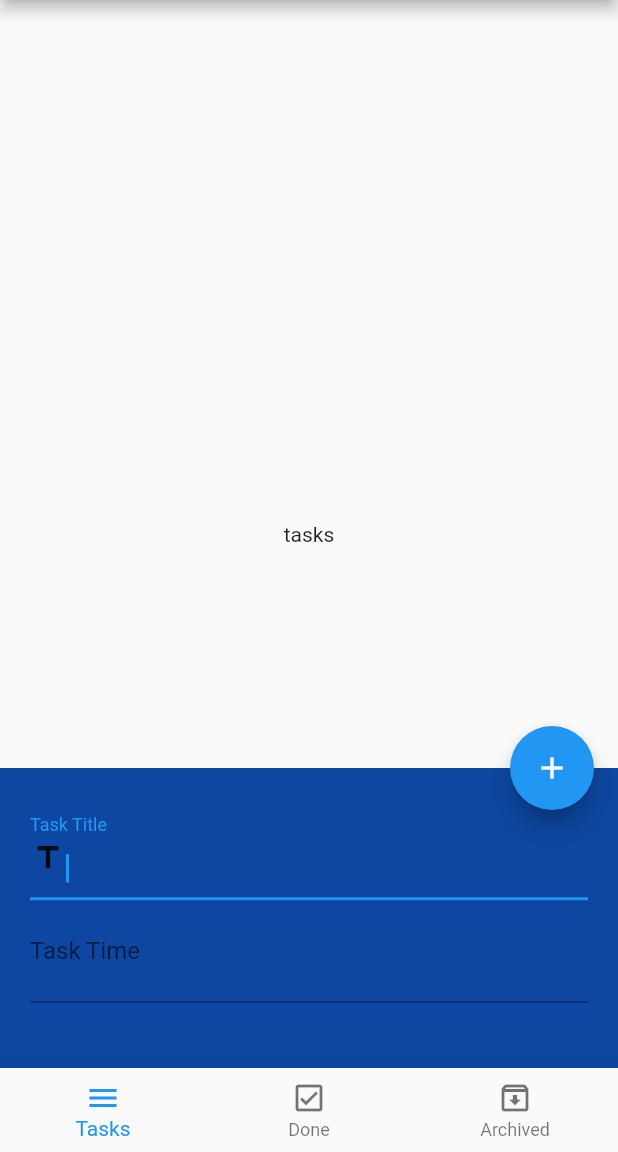
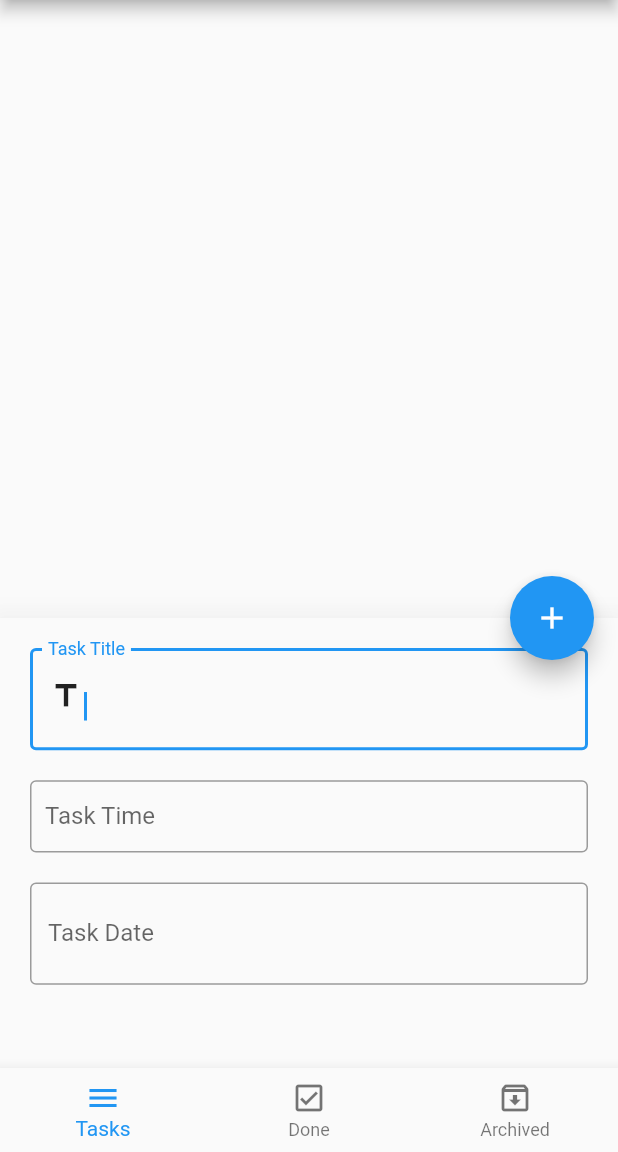
Before and after one commit to ZiadHosny/TODO-APP, a Flutter app: the screen it shows after launch, after a tap on the "edit" icon, on a phone screen of 412 x 824 dp, the part 84-1236 px from its top. Run offline on Flutter 3.47's test engine with Material 2 defaults, Android fonts, the phone set to English and light mode, and no system bars; our stand-ins replace flutter_bloc, sqflite; accounts and stored records are empty.

Commit message:
second commet

```diff
--- /dev/null
+++ b/lib/cubit/tasks_cubit.dart
@@ -0,0 +1,118 @@
+// ignore_for_file: avoid_print
+
+import 'package:flutter/material.dart';
+import 'package:flutter_bloc/flutter_bloc.dart';
+import 'package:sqflite/sqflite.dart';
+
+import '../screens/archived_tasks.dart';
+import '../screens/done_tasks.dart';
+import '../screens/tasks.dart';
+
+part 'tasks_state.dart';
+
+class TasksCubit extends Cubit<TasksState> {
+  TasksCubit() : super(TasksInitial());
+
+  static TasksCubit get(context) => BlocProvider.of(context);
+
+  int index = 0;
+  List<Map> tasks = [];
+  late Database database;
+  bool bottomSheetIsShowen = false;
+  IconData fabIcon = Icons.edit;
+
+  final List<Widget> screens = [
+    TasksScreen(),
+    DoneTasksScreen(),
+    ArchivedTasksScreen(),
+  ];
+
+  final List<String> title = [
+    'New Tasks',
+    'Done Tasks',
+    'Archived Tasks',
+  ];
+
+  void changeIndex(int index) {
+    this.index = index;
+
+    emit(TasksChangeBottomNavBarState());
+  }
+
+  void changeBottomSheetState({
+    required bool isShow,
+    required IconData icon,
+  }) {
+    bottomSheetIsShowen = isShow;
+    fabIcon = icon;
+
+    emit(TasksChangeBottomSheetState());
+  }
+
+  void createDataBase() {
+    openDatabase(
+      'todo.db',
+      version: 1,
+      onCreate: (db, version) {
+        print('on create');
+        db
+            .execute(
+                'CREATE TABLE tasks (id INTEGER PRIMARY KEY, title TEXT, date TEXT, time TEXT, status TEXT)')
+            .then(
+          (value) {
+            print('table created');
+          },
+        ).catchError(
+          (e) {
+            print('$e error when table created');
+          },
+        );
+      },
+      onOpen: (database) {
+        getDataFromDataBase(database).then((value) {
+          tasks = value;
+          print('on opened');
+          print(tasks);
+          emit(TasksGetDataBaseStates());
+        });
+      },
+    ).then((value) {
+      database = value;
+      emit(TasksCreateDataBaseStates());
+    });
+  }
+
+  void insertDataBase(
+      {required String title,
+      required String time,
+      required String date}) async {
+    await database.transaction((txn) async {
+      await txn.rawInsert(
+          'INSERT INTO tasks (title, date, time, status) VALUES("$title", "$date", "$time", "New")');
+    }).then((value) {
+      print('${value.toString()} inserted successfuly');
+      emit(TasksInsertDataBaseStates());
+      getDataFromDataBase(database).then((value) {
+        tasks = value;
+        print(tasks);
+        emit(TasksGetDataBaseStates());
+      });
+    }).catchError((e) {
+      print('$e error');
+    });
+  }
+
+  Future<List<Map>> getDataFromDataBase(Database database) async {
+    emit(TaskGetDataProgressIndcator());
+    List<Map> tasks = await database.rawQuery('SELECT * FROM tasks');
+    return tasks;
+  }
+
+  Future<int> UpdateDataBase({required String status, required int id}) async {
+    return await database
+        .rawUpdate('UPDATE tasks SET status = ? WHERE id = ?', [
+      status,
+      id,
+    ]);
+  }
+}
--- /dev/null
+++ b/lib/cubit/tasks_state.dart
@@ -0,0 +1,18 @@
+part of 'tasks_cubit.dart';
+
+@immutable
+abstract class TasksState {}
+
+class TasksInitial extends TasksState {}
+
+class TasksChangeBottomNavBarState extends TasksState {}
+
+class TasksCreateDataBaseStates extends TasksState {}
+
+class TasksGetDataBaseStates extends TasksState {}
+
+class TasksInsertDataBaseStates extends TasksState {}
+
+class TasksChangeBottomSheetState extends TasksState {}
+
+class TaskGetDataProgressIndcator extends TasksState {}
--- a/lib/main.dart
+++ b/lib/main.dart
@@ -1,115 +1,164 @@
-// ignore_for_file: use_key_in_widget_constructors, avoid_print, unused_local_variable
+// ignore_for_file: use_key_in_widget_constructors, avoid_print, unused_local_variable, must_be_immutable
 
 import 'package:flutter/material.dart';
-import 'package:sqflite/sqflite.dart';
-import 'package:todo/screens/archived_tasks.dart';
-import 'package:todo/screens/done_tasks.dart';
-import 'package:todo/screens/tasks.dart';
+import 'package:flutter_bloc/flutter_bloc.dart';
+import 'package:intl/intl.dart';
+import 'package:todo/cubit/tasks_cubit.dart';
+import 'package:todo/cubit/tasks_observer.dart';
 
 void main() {
+  BlocOverrides.runZoned(
+    () {
       runApp(MyApp());
+    },
+    blocObserver: MyBlocObserver(),
+  );
 }
 
-class MyApp extends StatefulWidget {
-  @override
-  State<MyApp> createState() => _MyAppState();
-}
-
-class _MyAppState extends State<MyApp> {
-  int index = 0;
-  late Database database;
-  bool bottomSheetIsShowen = false;
-  IconData fabIcon = Icons.edit;
+class MyApp extends StatelessWidget {
+  var formKey = GlobalKey<FormState>();
   var titleController = TextEditingController();
-
-  final List<Widget> screens = [
-    TasksScreen(),
-    DoneTasksScreen(),
-    ArchivedTasksScreen(),
-  ];
-
-  @override
-  void initState() {
-    super.initState();
-    createDataBase();
-  }
+  var timeController = TextEditingController();
+  var dateController = TextEditingController();
 
   @override
   Widget build(BuildContext context) {
     return MaterialApp(
       debugShowCheckedModeBanner: false,
-      home: Scaffold(
+      home: BlocProvider(
+        create: (context) => TasksCubit()..createDataBase(),
+        child: BlocConsumer<TasksCubit, TasksState>(
+          listener: (context, state) {
+            if (state is TasksInsertDataBaseStates) {
+              Navigator.pop(context);
+            }
+          },
+          builder: (context, state) {
+            TasksCubit cubit = TasksCubit.get(context);
+            return Scaffold(
               appBar: AppBar(
-          title: const Text(
-            'New Tasks',
+                title: Text(cubit.title[cubit.index]),
               ),
-        ),
-        body: screens[index],
+              body: state is TaskGetDataProgressIndcator
+                  ? const Center(child: CircularProgressIndicator())
+                  : cubit.screens[cubit.index],
               floatingActionButton: Builder(
                 builder: (context) => FloatingActionButton(
-            child: Icon(fabIcon),
+                  child: Icon(cubit.fabIcon),
                   onPressed: () {
-              if (bottomSheetIsShowen) {
-                Navigator.pop(context);
-                bottomSheetIsShowen = false;
-                setState(() {
-                  fabIcon = Icons.edit;
-                });
+                    if (cubit.bottomSheetIsShowen) {
+                      if (formKey.currentState!.validate()) {
+                        cubit.insertDataBase(
+                          title: titleController.text,
+                          time: timeController.text,
+                          date: dateController.text,
+                        );
+                      }
                     } else {
                       showBottomSheet(
+                        elevation: 20,
                         context: context,
                         builder: (context) => Container(
+                          height: 300,
+                          width: double.infinity,
                           padding: const EdgeInsets.all(20),
+                          child: SingleChildScrollView(
+                            child: Form(
+                              key: formKey,
                               child: Column(children: [
                                 TextFormField(
                                   keyboardType: TextInputType.text,
                                   autofocus: true,
                                   controller: titleController,
                                   validator: (value) {
-                          value!.isEmpty ? 'title must not be empty' : null;
+                                    if (value == null || value.isEmpty) {
+                                      return 'title must not be empty';
+                                    }
                                     return null;
                                   },
                                   decoration: const InputDecoration(
+                                    border: OutlineInputBorder(),
                                     label: Text('Task Title'),
                                     prefix: Icon(Icons.title),
                                   ),
                                 ),
+                                const SizedBox(
+                                  height: 20,
+                                ),
                                 TextFormField(
-                        keyboardType: TextInputType.text,
-                        controller: titleController,
+                                  onTap: () {
+                                    showTimePicker(
+                                            context: context,
+                                            initialTime: TimeOfDay.now())
+                                        .then((value) {
+                                      timeController.text =
+                                          value!.format(context).toString();
+                                    });
+                                  },
+                                  keyboardType: TextInputType.datetime,
+                                  controller: timeController,
                                   validator: (value) {
-                          value!.isEmpty ? 'time must not be empty' : null;
+                                    if (value == null || value.isEmpty) {
+                                      return 'time must not be empty';
+                                    }
                                     return null;
                                   },
                                   decoration: const InputDecoration(
                                       label: Text('Task Time'),
-                          prefix: Icon(Icons.watch),
+                                      contentPadding: EdgeInsets.all(10),
+                                      prefix: Icon(Icons.watch_later_rounded),
                                       prefixIconColor: Colors.white,
+                                      border: OutlineInputBorder()),
+                                ),
+                                const SizedBox(
+                                  height: 20,
+                                ),
+                                TextFormField(
+                                  onTap: () {
+                                    showDatePicker(
+                                            context: context,
+                                            initialDate: DateTime.now(),
+                                            firstDate: DateTime.now(),
+                                            lastDate:
+                                                DateTime.parse('2023-06-05'))
+                                        .then((value) {
+                                      dateController.text =
+                                          DateFormat.yMMMd().format(value!);
+                                    });
+                                  },
+                                  keyboardType: TextInputType.datetime,
+                                  controller: dateController,
+                                  validator: (value) {
+                                    if (value == null || value.isEmpty) {
+                                      return 'date must not be empty';
+                                    }
+                                    return null;
+                                  },
+                                  decoration: const InputDecoration(
+                                      label: Text('Task Date'),
+                                      prefix: Icon(Icons.calendar_today),
+                                      prefixIconColor: Colors.white,
+                                      border: OutlineInputBorder()),
+                                ),
+                              ]),
                             ),
                           ),
-                    ]),
-                    color: Colors.blue[900],
-                    height: 200,
-                    width: double.infinity,
                         ),
-                );
-
-                bottomSheetIsShowen = true;
-
-                setState(() {
-                  fabIcon = Icons.add;
+                      ).closed.then((value) {
+                        cubit.changeBottomSheetState(
+                            isShow: false, icon: Icons.edit);
                       });
+                      cubit.changeBottomSheetState(
+                          isShow: true, icon: Icons.add);
                     }
                   },
                 ),
               ),
               bottomNavigationBar: BottomNavigationBar(
                 onTap: (v) {
-            setState(() {
-              index = v;
-            });
+                  cubit.changeIndex(v);
                 },
-          currentIndex: index,
+                currentIndex: cubit.index,
                 items: const [
                   BottomNavigationBarItem(
                     label: 'Tasks',
@@ -125,42 +174,10 @@ class _MyAppState extends State<MyApp> {
                   ),
                 ],
               ),
+            );
+          },
+        ),
       ),
     );
   }
-
-  void createDataBase() async {
-    database = await openDatabase(
-      'todo.db',
-      version: 1,
-      onCreate: (db, version) {
-        print('on create');
-        db
-            .execute(
-                'CREATE TABLE tasks (id INTEGER PRIMARY KEY, title TEXT, date TEXT, time TEXT, status TEXT)')
-            .then(
-          (value) {
-            print('table created');
-          },
-        ).catchError(
-          (e) {
-            print('$e error when table created');
-          },
-        );
-      },
-      onOpen: (database) {
-        print('on open');
-      },
-    );
 }
-
-  void insertDataBase() {
-    database
-        .transaction((txn) async {
-          await txn.rawInsert(
-              'INSERT INTO tasks (title, date, time, status) VALUES("frist task", "33", "ew", "f")');
-        })
-        .then((value) => print('$value inserted successfuly'))
-        .catchError((e) => print('$e error'));
-  }
-}
--- a/lib/screens/tasks.dart
+++ b/lib/screens/tasks.dart
@@ -1,14 +1,35 @@
 // ignore_for_file: use_key_in_widget_constructors, avoid_unnecessary_containers
 
 import 'package:flutter/material.dart';
+import 'package:flutter_bloc/flutter_bloc.dart';
+import 'package:todo/cubit/tasks_cubit.dart';
 
 class TasksScreen extends StatelessWidget {
   @override
   Widget build(BuildContext context) {
-    return Container(
-      child: const Center(
-        child: Text('tasks'),
-      ),
+    return BlocConsumer<TasksCubit, TasksState>(
+      listener: (context, state) {},
+      builder: (context, state) {
+        List<Map> tasks = TasksCubit.get(context).tasks;
+        return ListView.builder(
+          itemBuilder: ((context, index) => ListTile(
+                leading: CircleAvatar(
+                    child: Text(
+                      tasks[index]['time'],
+                    ),
+                    backgroundColor: Colors.blue),
+                title: Text(
+                  tasks[index]['title'],
+                  style: const TextStyle(fontWeight: FontWeight.bold),
+                ),
+                subtitle: Text(
+                  tasks[index]['date'],
+                  style: const TextStyle(color: Colors.grey),
+                ),
+              )),
+          itemCount: tasks.length,
+        );
+      },
     );
   }
 }
```
Also changed, not shown: lib/cubit/tasks_observer.dart (added, +29 -0 lines), pubspec.yaml (+3 -6 lines), pubspec.lock. Lines whose indentation alone changed are shown as unchanged.
